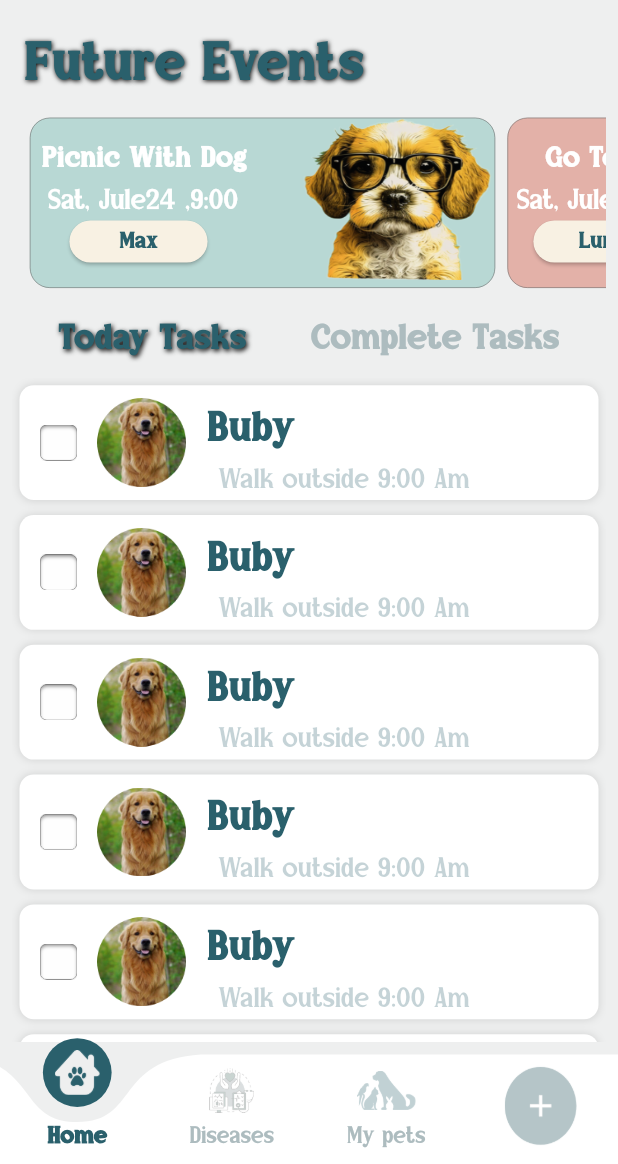
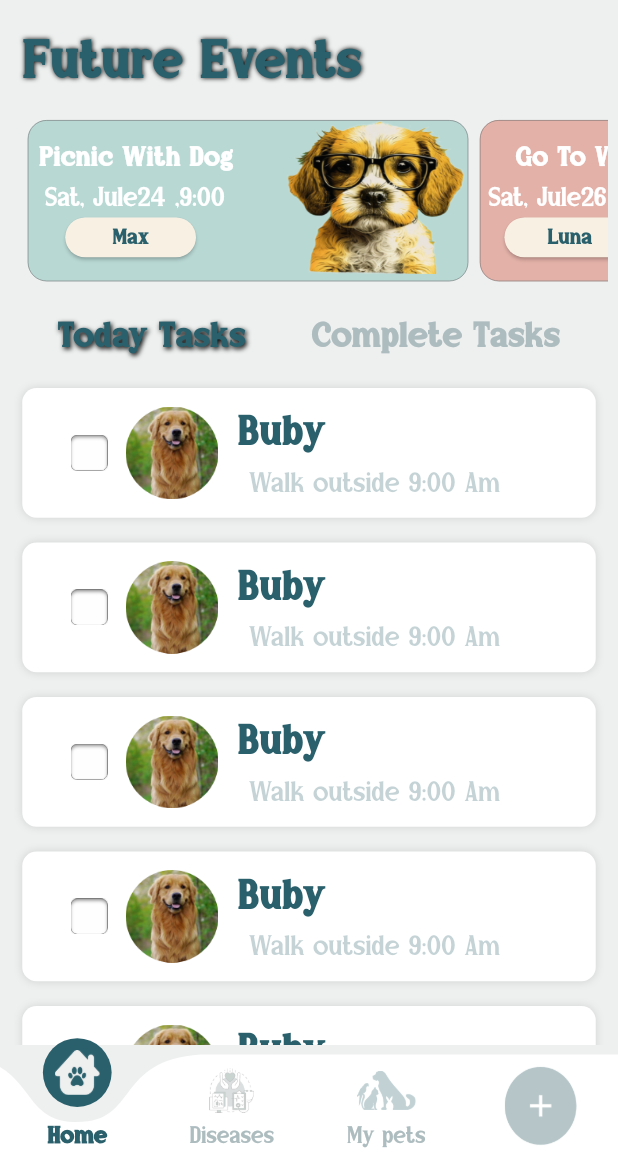
Before and after one commit to soo20/1-pet-App, a Flutter app: the screen it shows after launch, on a phone screen of 412 x 824 dp, the part 72-1236 px from its top. Run offline on Flutter 3.47's test engine with Material 3 defaults, Android fonts, the phone set to English and light mode, and no system bars; drawn by our look-alikes of curved_labeled_navigation_bar; our stand-ins replace camera, dots_indicator, flutter_screenutil, flutter_svg, font_awesome_flutter, get and 2 more; project files that could hold a hidden picture were left out.

Commit message:
finish the size errors in home page

```diff
--- a/lib/pages/homepage/home_page_after_adding_reminders.dart
+++ b/lib/pages/homepage/home_page_after_adding_reminders.dart
@@ -95,14 +95,19 @@ class _HomePageAfterAddingPets extends State<HomePageAfterAddingPets> {
   @override
   Widget build(BuildContext context) {
     // Calculate the height of the event container based on the screen size
-    final double eventHeight = MediaQuery.of(context).size.height * 0.22 - 50;
     final Size size = MediaQuery.of(context).size;
+    final double eventHeight;
+    if (size.height <= 707.4285714285714) {
+      eventHeight = MediaQuery.of(context).size.height * 0.21 - 50;
+    } else {
+      eventHeight = MediaQuery.of(context).size.height * 0.22 - 50;
+    }
     // Scaffold widget containing the app structure
     return
         // Body of the app containing various UI elements
         Container(
       height: size.height,
-      margin: const EdgeInsets.all(8.0),
+      margin: EdgeInsets.all(size.height * 0.008),
       child: Column(
         children: <Widget>[
           // Animated container for future events text
--- a/lib/pages/homepage/scrolled_events.dart
+++ b/lib/pages/homepage/scrolled_events.dart
@@ -13,16 +13,20 @@ late Size size;
 class _ScrolledEvents extends State<ScrolledEvents> {
   @override
   Widget build(BuildContext context) {
-    eventHeight = MediaQuery.of(context).size.height * 0.20 - 40;
     size = MediaQuery.of(context).size;
+    if (size.height < 756.0) {
+      eventHeight = MediaQuery.of(context).size.height * 0.22 - 40;
+    } else {
+      eventHeight = MediaQuery.of(context).size.height * 0.20 - 40;
+    }
     return SingleChildScrollView(
       physics: const BouncingScrollPhysics(),
       scrollDirection: Axis.horizontal,
       child: Container(
         height: eventHeight, // Set a fixed height for the cards
-        margin: const EdgeInsets.symmetric(
-          vertical: 5.0,
-          horizontal: 8.0,
+        margin: EdgeInsets.symmetric(
+          vertical: size.height * 0.01,
+          horizontal: size.height * 0.01,
         ),
         child: FittedBox(
           fit: BoxFit.fill,
--- a/lib/pages/homepage/scrolled_reminder.dart
+++ b/lib/pages/homepage/scrolled_reminder.dart
@@ -136,11 +136,13 @@ class BuildReminderCard extends StatelessWidget {
   @override
   Widget build(BuildContext context) {
     size = MediaQuery.of(context).size;
-    return SizedBox(
-      height: size.height * 0.105,
-      child: Container(
-        height: size.height * 0.105,
-        margin: const EdgeInsets.symmetric(horizontal: 5, vertical: 5),
+
+    return Container(
+      height: size.height <= 707.4285714285714
+          ? size.height * 0.117
+          : size.height * 0.105,
+      margin: EdgeInsets.symmetric(
+          horizontal: size.width * 0.02, vertical: size.height * 0.01),
       decoration: BoxDecoration(
           borderRadius: BorderRadius.all(Radius.circular(25.0.r)),
           color: Colors.white,
@@ -149,7 +151,7 @@ class BuildReminderCard extends StatelessWidget {
           ]),
       child: Padding(
         padding: EdgeInsets.symmetric(
-              horizontal: size.width * 0.005, vertical: size.height * 0.010),
+            horizontal: size.width * 0.05, vertical: size.height * 0.01),
         child: Row(
           children: <Widget>[
             IconButton(
@@ -179,6 +181,7 @@ class BuildReminderCard extends StatelessWidget {
                 right: size.width * 0.05,
               ),
               child: Column(
+                mainAxisSize: MainAxisSize.min,
                 children: <Widget>[
                   Padding(
                     padding: EdgeInsets.only(right: size.width * 0.3),
@@ -206,7 +209,6 @@ class BuildReminderCard extends StatelessWidget {
           ],
         ),
       ),
-      ),
     );
   }
 }
```
Lines whose indentation alone changed are shown as unchanged.
